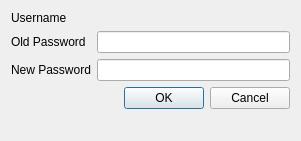
murrple-1/BedChaser, file src/changepassworddialog.ui: the form before one commit.
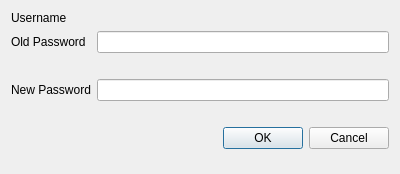
The form after the commit.

Patch:
```diff
--- a/src/changepassworddialog.ui
+++ b/src/changepassworddialog.ui
@@ -6,61 +6,20 @@
    <rect>
     <x>0</x>
     <y>0</y>
-    <width>301</width>
-    <height>141</height>
+    <width>400</width>
+    <height>174</height>
    </rect>
   </property>
+  <property name="minimumSize">
+   <size>
+    <width>400</width>
+    <height>0</height>
+   </size>
+  </property>
   <property name="windowTitle">
-   <string>Dialog</string>
-  </property>
-  <widget class="QWidget" name="layoutWidget">
-   <property name="geometry">
-    <rect>
-     <x>11</x>
-     <y>11</y>
-     <width>279</width>
-     <height>118</height>
-    </rect>
+   <string>Change Password</string>
    </property>
    <layout class="QFormLayout" name="formLayout">
-    <property name="fieldGrowthPolicy">
-     <enum>QFormLayout::AllNonFixedFieldsGrow</enum>
-    </property>
-    <item row="0" column="0">
-     <widget class="QLabel" name="nameLabel">
-      <property name="text">
-       <string>Username</string>
-      </property>
-     </widget>
-    </item>
-    <item row="0" column="1">
-     <widget class="QLabel" name="name">
-      <property name="text">
-       <string/>
-      </property>
-     </widget>
-    </item>
-    <item row="1" column="0">
-     <widget class="QLabel" name="passLabel">
-      <property name="text">
-       <string>Old Password</string>
-      </property>
-     </widget>
-    </item>
-    <item row="1" column="1">
-     <widget class="QLineEdit" name="passField">
-      <property name="echoMode">
-       <enum>QLineEdit::Password</enum>
-      </property>
-     </widget>
-    </item>
-    <item row="2" column="0">
-     <widget class="QLabel" name="newPassLabel">
-      <property name="text">
-       <string>New Password</string>
-      </property>
-     </widget>
-    </item>
     <item row="2" column="1">
      <widget class="QLineEdit" name="newpassField">
       <property name="echoMode">
@@ -68,7 +27,7 @@
       </property>
      </widget>
     </item>
-    <item row="3" column="1">
+   <item row="9" column="1">
      <widget class="QDialogButtonBox" name="buttonBox">
       <property name="orientation">
        <enum>Qt::Horizontal</enum>
@@ -78,8 +37,56 @@
       </property>
      </widget>
     </item>
-   </layout>
-  </widget>
+   <item row="1" column="0">
+    <widget class="QLabel" name="usernameLabel">
+     <property name="text">
+      <string>Username</string>
+     </property>
+    </widget>
+   </item>
+   <item row="1" column="1">
+    <widget class="QLabel" name="usernameValueLabel">
+     <property name="text">
+      <string/>
+     </property>
+    </widget>
+   </item>
+   <item row="2" column="0">
+    <widget class="QLabel" name="oldPasswordLabel">
+     <property name="text">
+      <string>Old Password</string>
+     </property>
+    </widget>
+   </item>
+   <item row="4" column="0">
+    <widget class="QLabel" name="newPasswordLabel">
+     <property name="text">
+      <string>New Password</string>
+     </property>
+    </widget>
+   </item>
+   <item row="4" column="1">
+    <widget class="QLineEdit" name="newPasswordLineEdit">
+     <property name="echoMode">
+      <enum>QLineEdit::Password</enum>
+     </property>
+    </widget>
+   </item>
+   <item row="3" column="1">
+    <widget class="QLabel" name="oldPasswordErrorLabel">
+     <property name="text">
+      <string/>
+     </property>
+    </widget>
+   </item>
+   <item row="5" column="1">
+    <widget class="QLabel" name="newPasswordErrorLabel">
+     <property name="text">
+      <string/>
+     </property>
+    </widget>
+   </item>
+  </layout>
  </widget>
  <resources/>
  <connections/>
```
Left out of the diff: 2 changed lines with no effect on the pictures. Lines whose indentation alone changed are shown as unchanged.
